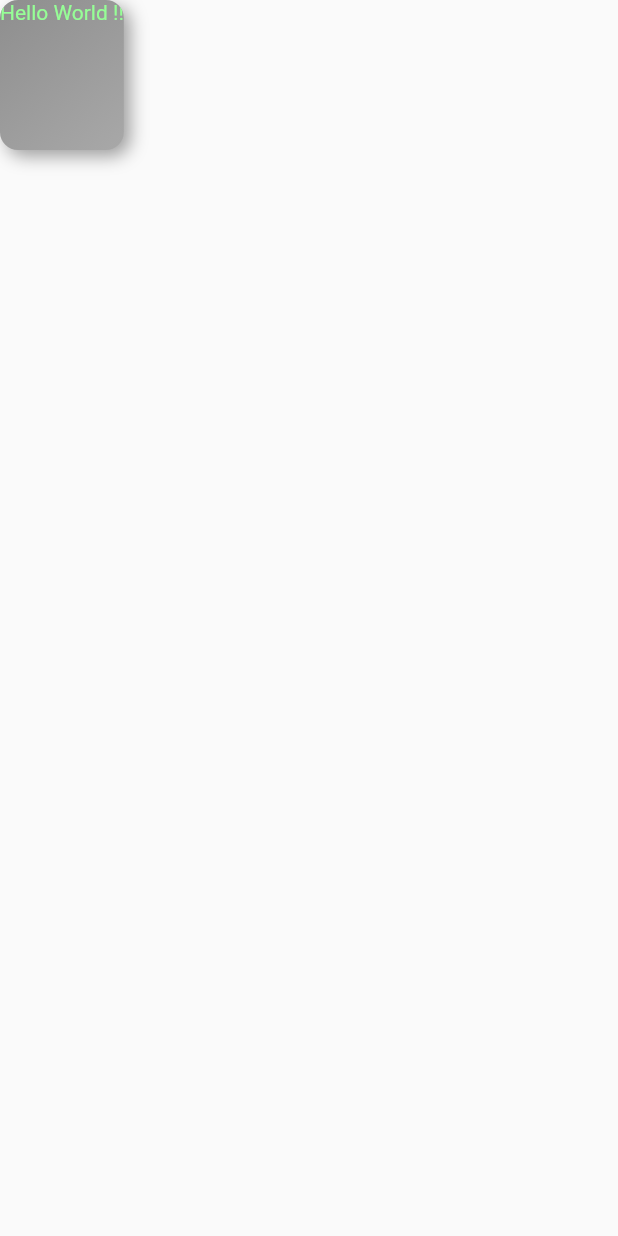
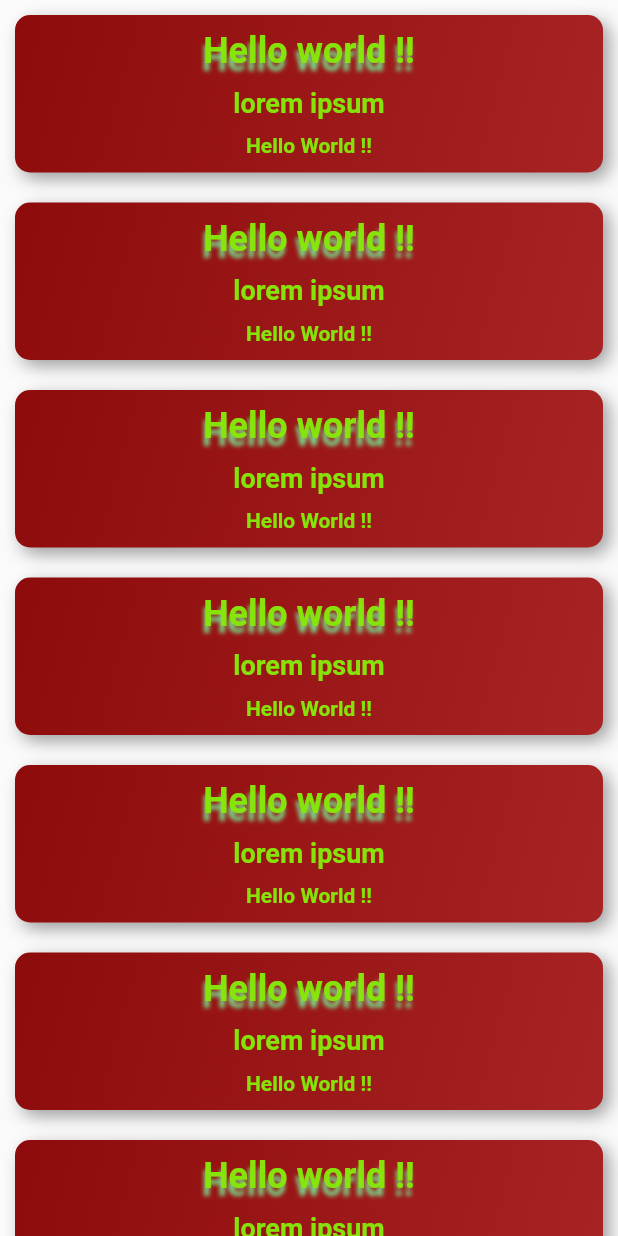
Before and after one commit to Daksh2356/Patent_De_App, a Flutter app: the PatentCard screen opened directly, on a phone screen of 412 x 824 dp. Run offline on Flutter 3.47's test engine with Material 2 defaults, Android fonts, the phone set to English and light mode, and no system bars; drawn by our look-alikes of flutter_neumorphic; our stand-ins replace line_icons.

Commit message:
patent card updated

```diff
--- /dev/null
+++ b/patient_dapp/lib/components/patent_card.dart
@@ -0,0 +1,80 @@
+import 'package:flutter_neumorphic/flutter_neumorphic.dart';
+
+class PatentCard extends StatelessWidget {
+  const PatentCard({super.key});
+
+  @override
+  Widget build(BuildContext context) {
+    return
+        // debugShowCheckedModeBanner: false,
+        // title: 'Flutter Demo',
+        // themeMode: ThemeMode.light,
+        // theme: const NeumorphicThemeData(
+        //   baseColor: Color.fromARGB(255, 121, 28, 28),
+        //   lightSource: LightSource.topLeft,
+        //   depth: 10,
+        // ),
+        // darkTheme: const NeumorphicThemeData(
+        //   baseColor: Color.fromARGB(255, 76, 163, 36),
+        //   lightSource: LightSource.topLeft,
+        //   depth: 6,
+        // ),
+        Scaffold(
+            body: ListView.builder(
+                itemCount: 10,
+                itemBuilder: (BuildContext context, int index) {
+                  return Neumorphic(
+                    style: NeumorphicStyle(
+                        shape: NeumorphicShape.concave,
+                        boxShape: NeumorphicBoxShape.roundRect(
+                            BorderRadius.circular(10)),
+                        depth: 8,
+                        lightSource: LightSource.topLeft,
+                        color: const Color.fromARGB(255, 158, 12, 12)),
+                    duration: const Duration(milliseconds: 100),
+                    margin: const EdgeInsets.all(10),
+                    padding: const EdgeInsets.all(10),
+                    child: Column(
+                      children: const [
+                        Text(
+                          'Hello world !!',
+                          style: TextStyle(
+                            color: Color.fromARGB(251, 134, 230, 9),
+                            fontWeight: FontWeight.bold,
+                            fontSize: 24,
+                            shadows: [
+                              Shadow(
+                                  color: Color.fromARGB(255, 121, 215, 137),
+                                  offset: Offset(-1.0, 5.0),
+                                  blurRadius: 3.0),
+                            ],
+                          ),
+                        ),
+                        SizedBox(
+                          height: 10,
+                        ),
+                        Text(
+                          'lorem ipsum',
+                          style: TextStyle(
+                            color: Color.fromARGB(251, 134, 230, 9),
+                            fontWeight: FontWeight.bold,
+                            fontSize: 18,
+                          ),
+                        ),
+                        SizedBox(
+                          height: 10,
+                        ),
+                        Text(
+                          'Hello World !!',
+                          style: TextStyle(
+                            color: Color.fromARGB(251, 134, 230, 9),
+                            fontWeight: FontWeight.bold,
+                            fontSize: 14,
+                          ),
+                        )
+                      ],
+                    ),
+                  );
+                }));
+  }
+}
--- a/patient_dapp/lib/pages/bottom_nav.dart
+++ b/patient_dapp/lib/pages/bottom_nav.dart
@@ -1,7 +1,7 @@
 import 'package:flutter/material.dart';
 import 'package:line_icons/line_icons.dart';
 import './crowdfunding.dart';
-import './patent_card.dart';
+import '../components/patent_card.dart';
 
 class BottomNav extends StatefulWidget {
   const BottomNav({super.key});
--- a/patient_dapp/lib/pages/patent_card.dart
+++ /dev/null
@@ -1,42 +0,0 @@
-import 'package:flutter_neumorphic/flutter_neumorphic.dart';
-
-class PatentCard extends StatelessWidget {
-  const PatentCard({super.key});
-
-  @override
-  Widget build(BuildContext context) {
-    return
-        // debugShowCheckedModeBanner: false,
-        // title: 'Flutter Demo',
-        // themeMode: ThemeMode.light,
-        // theme: const NeumorphicThemeData(
-        //   baseColor: Color.fromARGB(255, 121, 28, 28),
-        //   lightSource: LightSource.topLeft,
-        //   depth: 10,
-        // ),
-        // darkTheme: const NeumorphicThemeData(
-        //   baseColor: Color.fromARGB(255, 76, 163, 36),
-        //   lightSource: LightSource.topLeft,
-        //   depth: 6,
-        // ),
-        Container(
-      height: 100,
-      child: Neumorphic(
-        style: NeumorphicStyle(
-            shape: NeumorphicShape.concave,
-            boxShape: NeumorphicBoxShape.roundRect(BorderRadius.circular(12)),
-            depth: 8,
-            lightSource: LightSource.topLeft,
-            color: Colors.grey),
-        child: Column(
-          children: const [
-            Text(
-              'Hello World !!',
-              style: TextStyle(color: Color.fromARGB(255, 150, 255, 150)),
-            )
-          ],
-        ),
-      ),
-    );
-  }
-}
```
